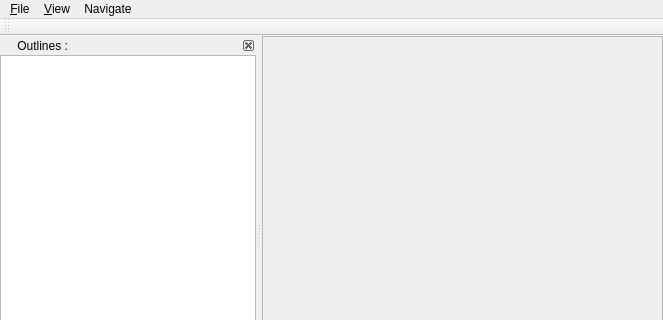
ksharindam/gospel-pdf-viewer, file data/mainwindow.ui: the form before one commit; both pictures show x 0 to 663 and y 0 to 320 of the 663 by 493 pixel window.
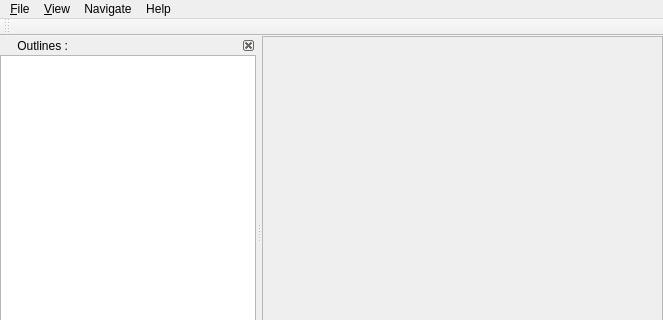
The form after the commit. Icons and pictures are not drawn.

Commit message: added : about dialog

```diff
--- a/data/mainwindow.ui
+++ b/data/mainwindow.ui
@@ -103,9 +103,16 @@
     <addaction name="zoominAction"/>
     <addaction name="zoomoutAction"/>
    </widget>
+   <widget class="QMenu" name="menuHelp">
+    <property name="title">
+     <string>Help</string>
+    </property>
+    <addaction name="aboutAction"/>
+   </widget>
    <addaction name="menuFile"/>
    <addaction name="menuView"/>
    <addaction name="menuNavigate"/>
+   <addaction name="menuHelp"/>
   </widget>
   <widget class="QToolBar" name="toolBar">
    <property name="windowTitle">
```
Left out of the diff: 13 changed lines with no effect on the pictures. The commit also changes 6 other files.
